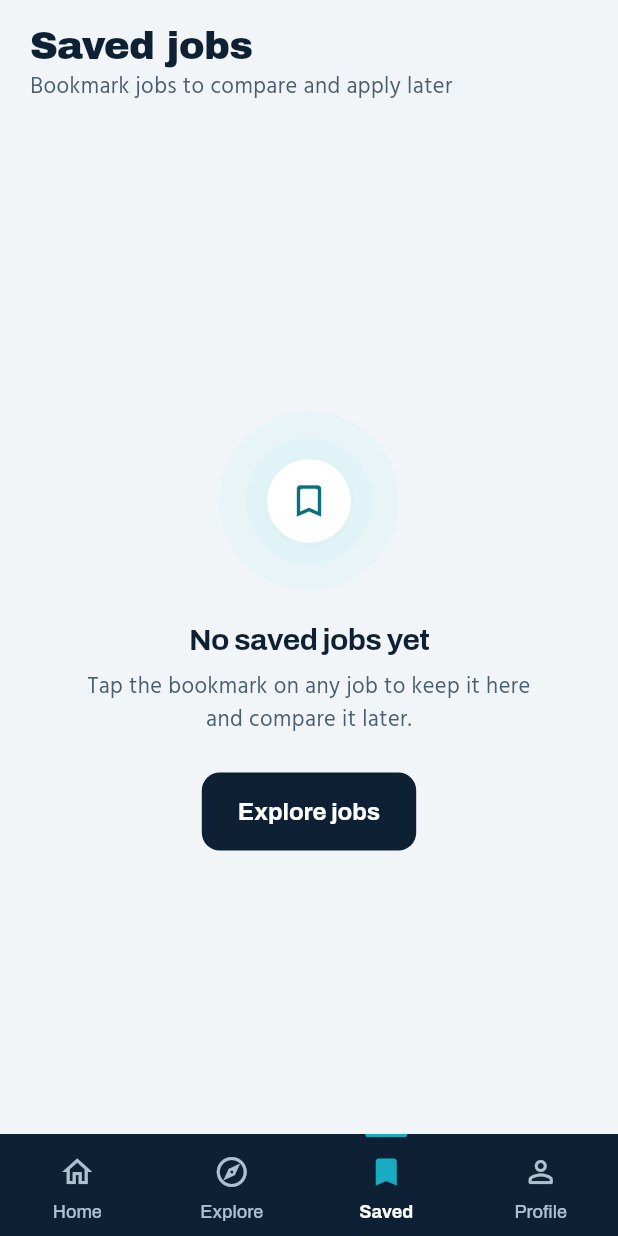
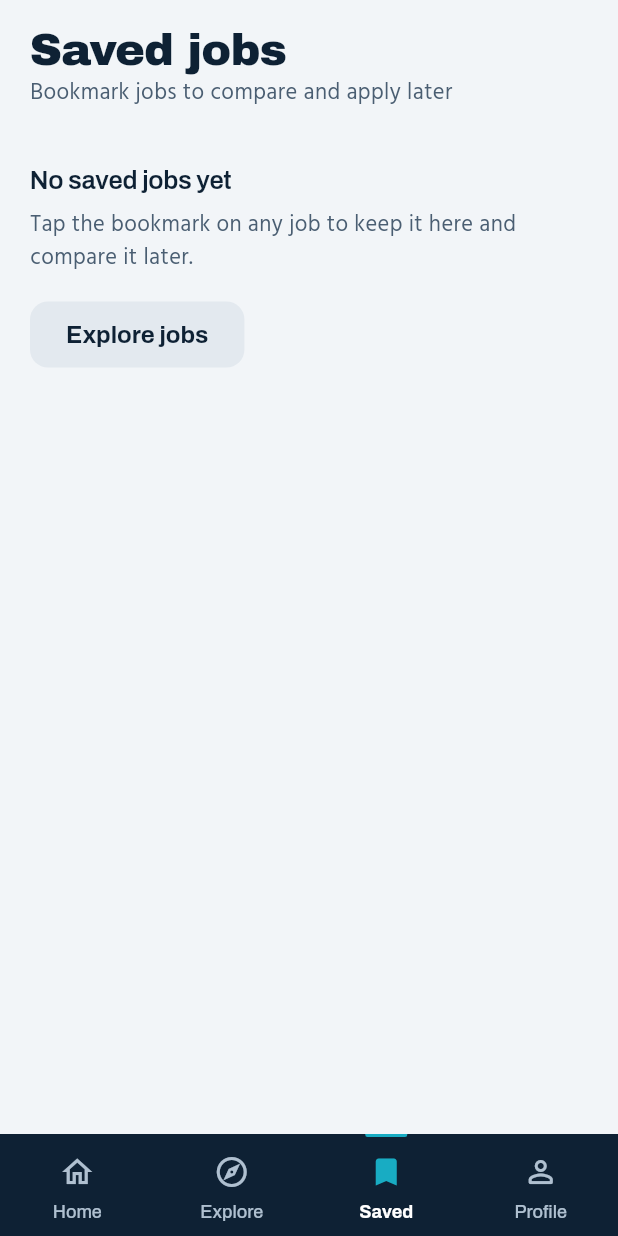
Before and after one commit to scalesharkapps-dot/SharkHire-Flutter-Web, a Flutter app: the SavedJobsScreen screen opened by its route, on a phone screen of 412 x 824 dp. Run offline on Flutter 3.47's test engine with Material 3 defaults, Android fonts, the phone set to English and light mode, and no system bars; our stand-ins replace cupertino_ui, file_picker, flutter_riverpod, flutter_secure_storage, go_router, material_ui; missing offline and left inert: purchases_flutter; accounts and stored records are empty.

Commit message:
redesign: saved empty state (no glowing circle, left-aligned)
Co-Authored-By: Claude Opus 5.5 <noreply@anthropic.com>

```diff
--- a/mobile_app/lib/features/saved_jobs/presentation/screens/saved_jobs_screen.dart
+++ b/mobile_app/lib/features/saved_jobs/presentation/screens/saved_jobs_screen.dart
@@ -36,7 +36,7 @@ class SavedJobsScreen extends ConsumerWidget {
                 child: Column(
                   crossAxisAlignment: CrossAxisAlignment.start,
                   children: [
-                    Text('Saved jobs', style: text.headlineMedium),
+                    Text('Saved jobs', style: text.headlineLarge),
                     const SizedBox(height: 2),
                     Text(
                       count == 0
@@ -64,6 +64,7 @@ class SavedJobsScreen extends ConsumerWidget {
                 AppSpacing.xxxl,
               ),
               empty: EmptyStateView(
+                plain: true,
                 icon: Icons.bookmark_border_rounded,
                 title: 'No saved jobs yet',
                 message:
--- a/mobile_app/lib/shared/widgets/state_views.dart
+++ b/mobile_app/lib/shared/widgets/state_views.dart
@@ -64,6 +64,7 @@ class EmptyStateView extends StatelessWidget {
     this.actionLabel,
     this.onAction,
     this.compact = false,
+    this.plain = false,
   });
 
   final IconData icon;
@@ -75,9 +76,46 @@ class EmptyStateView extends StatelessWidget {
   /// Compact mode for use inside scroll views (no vertical centering).
   final bool compact;
 
+  /// Quiet, left-aligned version without the illustration.
+  final bool plain;
+
   @override
   Widget build(BuildContext context) {
     final text = Theme.of(context).textTheme;
+    if (plain) {
+      return Padding(
+        padding: const EdgeInsets.fromLTRB(
+          AppSpacing.screenHorizontal,
+          AppSpacing.xl,
+          AppSpacing.screenHorizontal,
+          AppSpacing.xxl,
+        ),
+        child: Column(
+          crossAxisAlignment: CrossAxisAlignment.start,
+          mainAxisSize: MainAxisSize.min,
+          children: [
+            Text(title, style: text.titleMedium),
+            const SizedBox(height: AppSpacing.sm),
+            Text(
+              message,
+              style: text.bodyMedium?.copyWith(color: AppColors.textSecondary),
+            ),
+            if (actionLabel != null && onAction != null) ...[
+              const SizedBox(height: AppSpacing.lg),
+              FilledButton(
+                onPressed: onAction,
+                style: FilledButton.styleFrom(
+                  backgroundColor: AppColors.tonal,
+                  foregroundColor: AppColors.ink,
+                  minimumSize: const Size(0, 44),
+                ),
+                child: Text(actionLabel!),
+              ),
+            ],
+          ],
+        ),
+      );
+    }
     final content = Padding(
       padding: const EdgeInsets.symmetric(
         horizontal: AppSpacing.xxxl,
```
